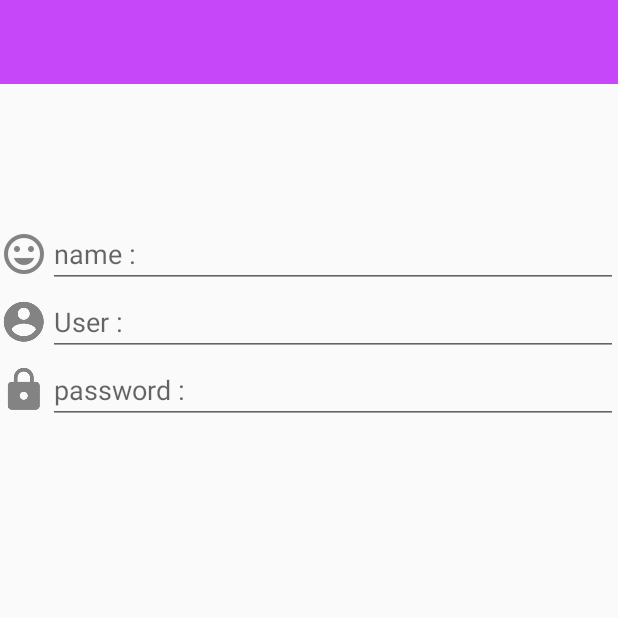
After one commit to chalita29/ShowBRU, an Android app: the fragment RegisterFragment placed in its activity, on a phone screen of 412 x 824 dp, the top half of it. The commit adds this screen. Run offline under Robolectric (Android 15) with nearby library versions, the phone set to English and light mode, and no system bars.

Commit message:
Replace Fragment Success

```diff
--- a/app/src/main/java/com/example/android/showbru/MainActivity.java
+++ b/app/src/main/java/com/example/android/showbru/MainActivity.java
@@ -20,5 +20,7 @@ public class MainActivity extends AppCompatActivity {
         }
 
 
+
+
     }   // Main Method
 }   // Main Class
--- a/app/src/main/java/com/example/android/showbru/fragment/MainFragment.java
+++ b/app/src/main/java/com/example/android/showbru/fragment/MainFragment.java
@@ -7,10 +7,31 @@ import android.support.v4.app.Fragment;
 import android.view.LayoutInflater;
 import android.view.View;
 import android.view.ViewGroup;
+import android.widget.TextView;
 
 import com.example.android.showbru.R;
 
 public class MainFragment extends Fragment{
+
+    @Override
+    public void onActivityCreated(@Nullable Bundle savedInstanceState) {
+        super.onActivityCreated(savedInstanceState);
+
+        // Register
+        TextView textView = getView().findViewById(R.id.txtRegister);
+        textView.setOnClickListener(new View.OnClickListener(){
+
+        // Replace
+            @Override
+            public void onClick(View v) {
+                getActivity().getSupportFragmentManager()
+                        .beginTransaction()
+                        .replace(R.id.contentMainFragment, new RegisterFragment())
+                        .addToBackStack(null)
+                        .commit();
+            }
+        });
+    }
 
     @Nullable
     @Override
--- /dev/null
+++ b/app/src/main/java/com/example/android/showbru/fragment/RegisterFragment.java
@@ -0,0 +1,21 @@
+package com.example.android.showbru.fragment;
+
+import android.os.Bundle;
+import android.support.annotation.NonNull;
+import android.support.annotation.Nullable;
+import android.support.v4.app.Fragment;
+import android.view.LayoutInflater;
+import android.view.View;
+import android.view.ViewGroup;
+
+import com.example.android.showbru.R;
+
+public class RegisterFragment extends Fragment {
+
+    @Nullable
+    @Override
+    public View onCreateView(@NonNull LayoutInflater inflater, @Nullable ViewGroup container, @Nullable Bundle savedInstanceState) {
+       View view = inflater.inflate(R.layout.fragment_register, container, false);
+        return view;
+    }
+}
--- a/app/src/main/res/layout/fragment_main.xml
+++ b/app/src/main/res/layout/fragment_main.xml
@@ -76,6 +76,8 @@
         <!--Register-->
         <TextView
             android:textColor="@color/colorAccent"
+            android:clickable="true"
+            android:id="@+id/txtRegister"
             android:layout_margin="10dp"
             android:layout_gravity="center_horizontal"
             android:textStyle="italic"
--- /dev/null
+++ b/app/src/main/res/layout/fragment_register.xml
@@ -0,0 +1,93 @@
+<?xml version="1.0" encoding="utf-8"?>
+<LinearLayout xmlns:android="http://schemas.android.com/apk/res/android"
+    android:orientation="vertical" android:layout_width="match_parent"
+    android:layout_height="match_parent">
+
+    <!--Toolbar-->
+    <android.support.v7.widget.Toolbar
+        android:theme="@style/ThemeOverlay.AppCompat.Dark.ActionBar"
+        android:background="@color/colorPrimary"
+        android:layout_width="match_parent"
+        android:layout_height="?attr/actionBarSize"/>
+
+
+    <!--Content-->
+    <LinearLayout
+        android:padding="15dp"
+        android:layout_margin="30dp"
+        android:orientation="vertical"
+        android:layout_width="match_parent"
+        android:layout_height="wrap_content"/>
+
+    <!--name-->
+    <LinearLayout
+        android:orientation="horizontal"
+        android:layout_width="match_parent"
+        android:layout_height="wrap_content">
+
+        <!--Icon-->
+        <ImageView
+            android:layout_gravity="center_vertical"
+            android:src="@drawable/ic_action_name"
+            android:layout_width="wrap_content"
+            android:layout_height="wrap_content" />
+
+        <!--TextFeild-->
+        <EditText
+            android:inputType="text"
+            android:hint="name :"
+            android:layout_width="match_parent"
+            android:layout_height="wrap_content" />
+
+
+    </LinearLayout>
+
+
+    <!--user-->
+    <LinearLayout
+        android:orientation="horizontal"
+        android:layout_width="match_parent"
+        android:layout_height="wrap_content">
+
+        <!--Icon-->
+        <ImageView
+            android:layout_gravity="center_vertical"
+            android:src="@drawable/ic_action_user"
+            android:layout_width="wrap_content"
+            android:layout_height="wrap_content" />
+
+        <!--TextFeild-->
+        <EditText
+            android:inputType="text"
+            android:hint="User :"
+            android:layout_width="match_parent"
+            android:layout_height="wrap_content" />
+
+
+    </LinearLayout>
+
+    <!--password-->
+    <LinearLayout
+        android:orientation="horizontal"
+        android:layout_width="match_parent"
+        android:layout_height="wrap_content">
+
+        <!--Icon-->
+        <ImageView
+            android:layout_gravity="center_vertical"
+            android:src="@drawable/ic_action_password"
+            android:layout_width="wrap_content"
+            android:layout_height="wrap_content" />
+
+        <!--TextFeild-->
+        <EditText
+            android:inputType="textPassword"
+            android:hint="password :"
+            android:layout_width="match_parent"
+            android:layout_height="wrap_content" />
+
+
+    </LinearLayout>
+
+
+</LinearLayout>
```
Also changed, not shown: app/src/main/res/drawable-hdpi/ic_action_name.png (added), app/src/main/res/drawable-mdpi/ic_action_name.png (added), app/src/main/res/drawable-xhdpi/ic_action_name.png (added), app/src/main/res/drawable-xxhdpi/ic_action_name.png (added).
